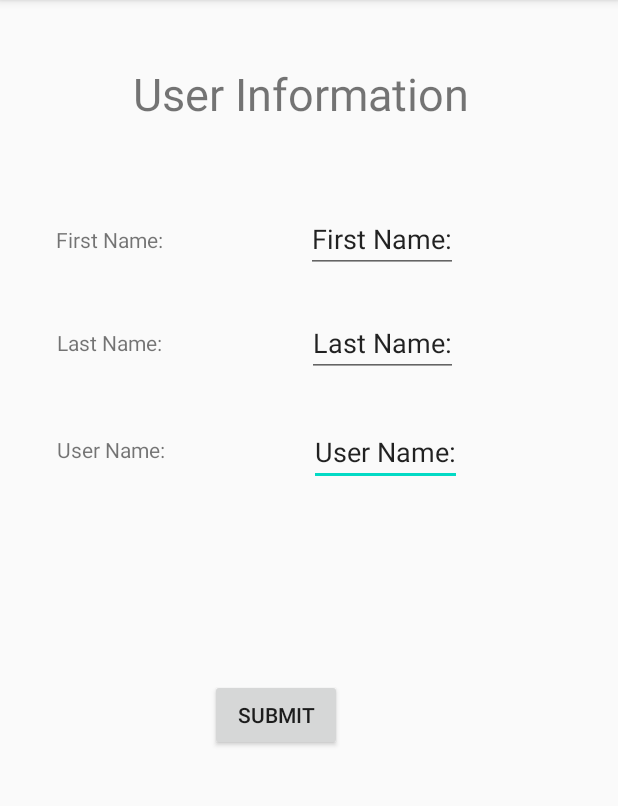
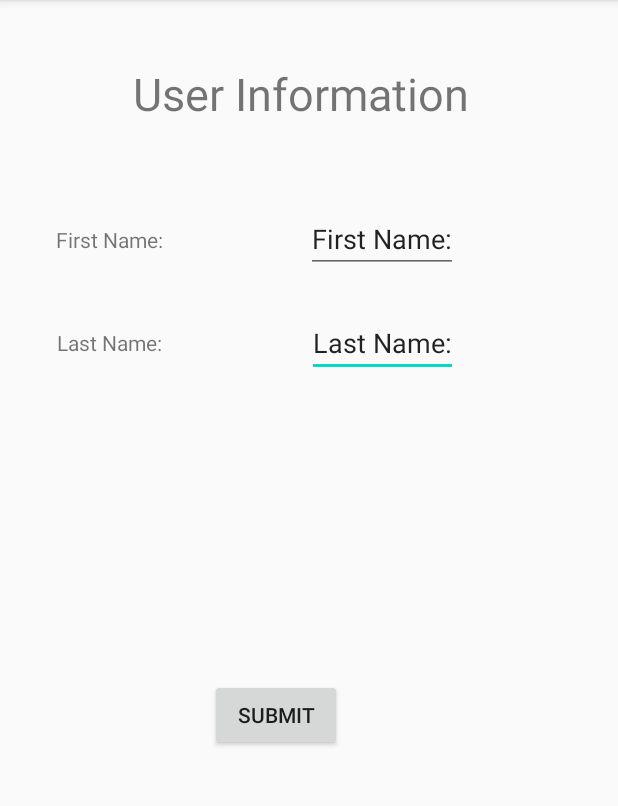
Before and after one commit to JDWilson73/Buoy, an Android app: the UserSettingsUpdateActivity screen opened directly, with no data from a screen before it, on a phone screen of 412 x 824 dp, the part 84-890 px from its top. Run offline under Robolectric (Android 15) with nearby library versions, the phone set to English and light mode, and no system bars; our stand-ins replace Firebase (no records; nobody signed in at launch, a user with empty details on screens opened directly); 2 statements that could not run were skipped.

Commit message:
Zhining-update user settings

```diff
--- a/app/src/main/java/edu/neu/madcourse/buoy/UserSettingsUpdateActivity.java
+++ b/app/src/main/java/edu/neu/madcourse/buoy/UserSettingsUpdateActivity.java
@@ -21,7 +21,7 @@ import java.util.HashMap;
 import java.util.Map;
 
 public class UserSettingsUpdateActivity extends AppCompatActivity {
-    EditText firstName, lastName, userName;
+    EditText firstName, lastName;
     Button submitButton;
     FirebaseAuth mFirebaseAuth;
     DatabaseReference mdataBase;
@@ -33,7 +33,6 @@ public class UserSettingsUpdateActivity extends AppCompatActivity {
         setContentView(R.layout.activity_user_settings_update);
         firstName = findViewById(R.id.userSettingsFirstNameFill);
         lastName = findViewById(R.id.userSettingsLastNameFill);
-        userName = findViewById(R.id.userSettingsUserNamefill);
         submitButton = findViewById(R.id.userSettingsUpdateSubmit);
 
         final String uid = mFirebaseAuth.getInstance().getCurrentUser().getUid();
@@ -44,7 +43,6 @@ public class UserSettingsUpdateActivity extends AppCompatActivity {
                 User user = snapshot.getValue(User.class);
                 firstName.setText(user.firstName);
                 lastName.setText(user.lastName);
-                userName.setText(user.userName);
             }
 
             @Override
@@ -59,11 +57,9 @@ public class UserSettingsUpdateActivity extends AppCompatActivity {
             public void onClick(View v) {
                 String firstNameUpdate = firstName.getText().toString();
                 String lastNameUpdate = lastName.getText().toString();
-                String userNameUpdate = userName.getText().toString();
 
                 mdataBase.child("firstName").setValue(firstNameUpdate);
                 mdataBase.child("lastName").setValue(lastNameUpdate);
-                mdataBase.child("userName").setValue(userNameUpdate);
                 finish();
 
             }
--- a/app/src/main/res/layout/activity_user_settings_update.xml
+++ b/app/src/main/res/layout/activity_user_settings_update.xml
@@ -23,6 +23,7 @@
         android:layout_width="wrap_content"
         android:layout_height="wrap_content"
         android:text="User Name:"
+        android:visibility="invisible"
         app:layout_constraintBottom_toBottomOf="parent"
         app:layout_constraintEnd_toEndOf="parent"
         app:layout_constraintHorizontal_bias="0.112"
@@ -35,6 +36,7 @@
         android:layout_width="wrap_content"
         android:layout_height="wrap_content"
         android:text="User Name:"
+        android:visibility="invisible"
         app:layout_constraintBottom_toBottomOf="parent"
         app:layout_constraintEnd_toEndOf="parent"
         app:layout_constraintHorizontal_bias="0.664"
```
